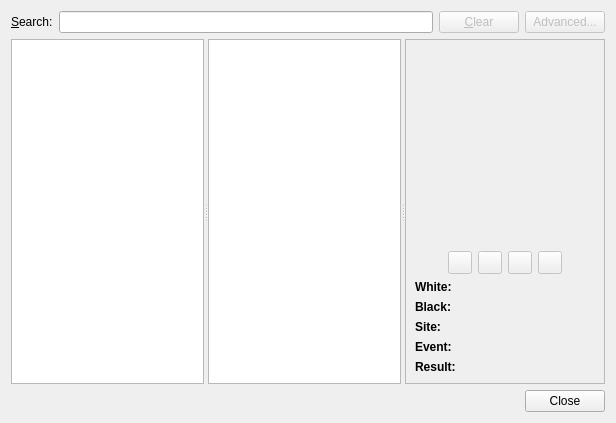
Above: projects/gui/ui/gamedatabasedlg.ui from cutechess/cutechess before the change. Below: the same form after it.
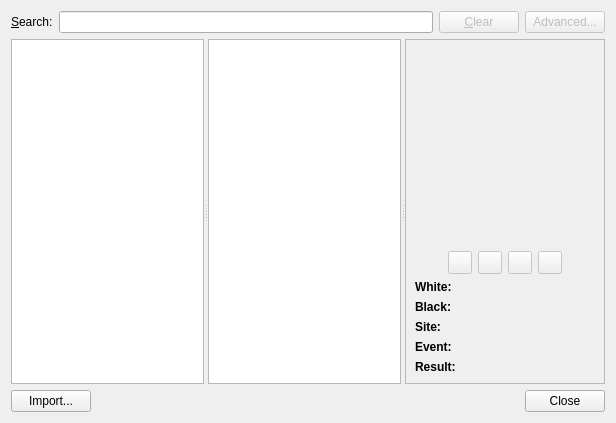
That is the form after the change.

Commit message: Move database import to database dialog

```diff
--- a/projects/gui/ui/gamedatabasedlg.ui
+++ b/projects/gui/ui/gamedatabasedlg.ui
@@ -13,8 +13,8 @@
   <property name="windowTitle">
    <string>Game Database</string>
   </property>
-  <layout class="QVBoxLayout" name="verticalLayout_3">
-   <item>
+  <layout class="QGridLayout" name="gridLayout">
+   <item row="0" column="0">
     <layout class="QHBoxLayout" name="horizontalLayout_2">
      <item>
       <widget class="QLabel" name="label">
@@ -340,12 +340,39 @@
      </widget>
     </widget>
    </item>
+   <item row="2" column="0">
+    <layout class="QHBoxLayout" name="horizontalLayout_3">
+     <item>
+      <widget class="QPushButton" name="m_importBtn">
+       <property name="text">
+        <string>Import...</string>
+       </property>
+      </widget>
+     </item>
+     <item>
+      <spacer name="horizontalSpacer_3">
+       <property name="orientation">
+        <enum>Qt::Horizontal</enum>
+       </property>
+       <property name="sizeType">
+        <enum>QSizePolicy::Expanding</enum>
+       </property>
+       <property name="sizeHint" stdset="0">
+        <size>
+         <width>40</width>
+         <height>20</height>
+        </size>
+       </property>
+      </spacer>
+     </item>
    <item>
     <widget class="QDialogButtonBox" name="buttonBox">
      <property name="standardButtons">
       <set>QDialogButtonBox::Close</set>
      </property>
     </widget>
+     </item>
+    </layout>
    </item>
   </layout>
  </widget>
```
Left out of the diff: 6 changed lines with no effect on the pictures. Lines whose indentation alone changed are shown as unchanged. The commit also changes 4 other files.
